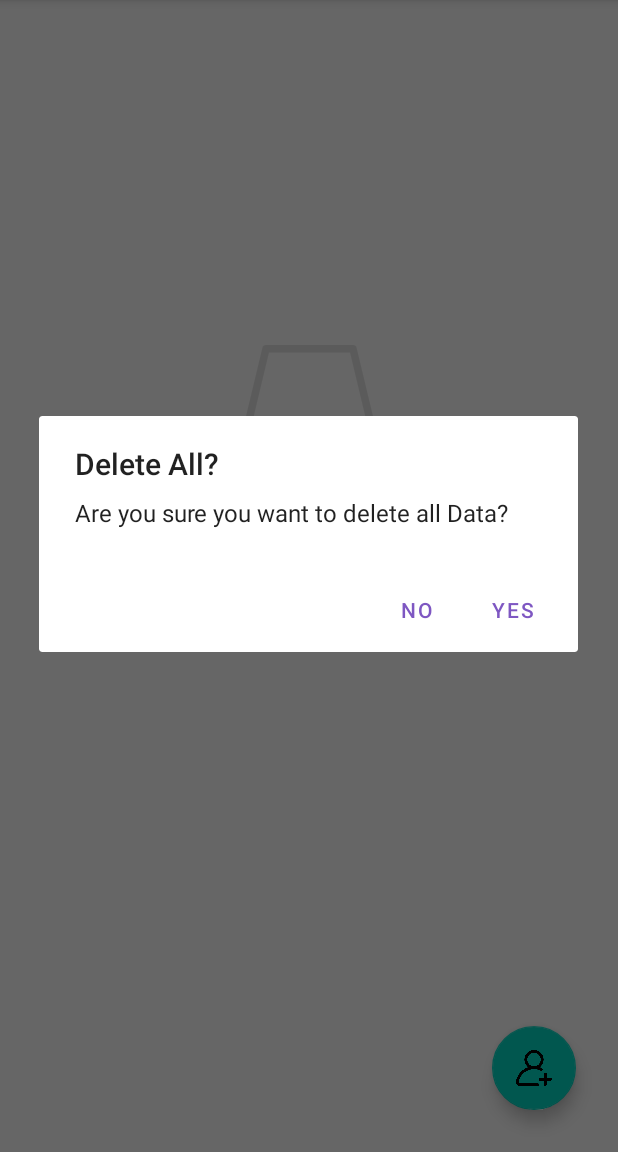
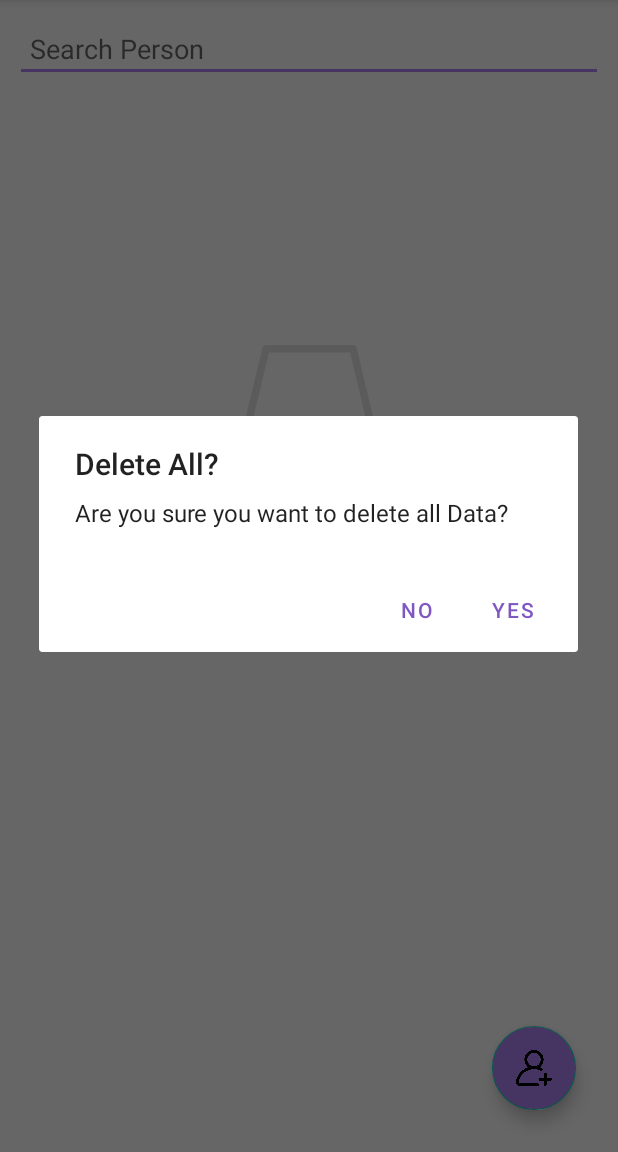
Before and after one commit to Kritima/Phone-Book, an Android app: the screen it shows after launch (MainActivity), in the options menu, after a tap on "Delete All", on a phone screen of 412 x 824 dp, the part 84-1236 px from its top. Run offline under Robolectric (Android 15) with nearby library versions, the phone set to English and light mode, and no system bars; Roboto replaces fonts that are not available here.

Commit message:
Search Bar added

```diff
--- a/app/src/main/AndroidManifest.xml
+++ b/app/src/main/AndroidManifest.xml
@@ -1,7 +1,6 @@
 <?xml version="1.0" encoding="utf-8"?>
 <manifest xmlns:android="http://schemas.android.com/apk/res/android"
     package="com.lambton.phone_book">
-
     <application
         android:allowBackup="true"
         android:icon="@mipmap/ic_launcher"
--- a/app/src/main/java/com/lambton/phone_book/DetailsActivity.java
+++ b/app/src/main/java/com/lambton/phone_book/DetailsActivity.java
@@ -3,6 +3,7 @@ package com.lambton.phone_book;
 import androidx.appcompat.app.AppCompatActivity;
 
 
+import android.content.Intent;
 import android.os.Bundle;
 import android.view.View;
 import android.widget.Button;
@@ -53,7 +54,8 @@ public class DetailsActivity extends AppCompatActivity {
                         String ar = area.getText().toString();
                         MyDatabaseHelper myDB = new MyDatabaseHelper(DetailsActivity.this);
                         myDB.addContact(fn, ln, addr, ct, pv, pc, em, pn, ar);
-                        finish();
+                        Intent intent = new Intent(DetailsActivity.this, MainActivity.class);
+                        startActivity(intent);
 
                     }
                 });
--- a/app/src/main/java/com/lambton/phone_book/MainActivity.java
+++ b/app/src/main/java/com/lambton/phone_book/MainActivity.java
@@ -10,16 +10,19 @@ import android.content.DialogInterface;
 import android.content.Intent;
 import android.database.Cursor;
 import android.os.Bundle;
+import android.text.Editable;
 import android.view.Menu;
 import android.view.MenuInflater;
 import android.view.MenuItem;
 import android.view.View;
+import android.widget.EditText;
 import android.widget.ImageView;
 import android.widget.TextView;
 
 import com.google.android.material.floatingactionbutton.FloatingActionButton;
 
 import java.util.ArrayList;
+import java.util.List;
 
 public class MainActivity extends AppCompatActivity {
 
@@ -27,6 +30,7 @@ public class MainActivity extends AppCompatActivity {
     FloatingActionButton add_button;
     ImageView empty_imageview;
     TextView no_data;
+    EditText search;
 
     MyDatabaseHelper myDB;
     ArrayList<String> contact_id, contact_firstName, contact_lastName, contact_address, contact_city, contact_province, contact_postalCode, contact_email,
@@ -69,6 +73,8 @@ public class MainActivity extends AppCompatActivity {
                 contact_phone, contact_area );
         recyclerView.setAdapter(contactAdapter);
         recyclerView.setLayoutManager(new LinearLayoutManager(MainActivity.this));
+
+
     }
 
     @Override
--- a/app/src/main/res/layout/activity_main.xml
+++ b/app/src/main/res/layout/activity_main.xml
@@ -6,6 +6,21 @@
     android:layout_width="match_parent"
     android:layout_height="match_parent"
     tools:context=".MainActivity">
+
+    <EditText
+        android:id="@+id/editSearch4"
+        android:layout_width="0dp"
+        android:layout_height="wrap_content"
+        android:layout_margin="10dp"
+        android:layout_marginStart="265dp"
+        android:layout_marginEnd="265dp"
+        android:hint="Search Person"
+        android:padding="10dp"
+        android:textAppearance="@style/TextAppearance.AppCompat.Medium"
+        android:textColor="@color/colorPrimary"
+        app:layout_constraintEnd_toEndOf="parent"
+        app:layout_constraintStart_toStartOf="parent"
+        app:layout_constraintTop_toTopOf="parent" />
 
     <com.google.android.material.floatingactionbutton.FloatingActionButton
         android:id="@+id/add_button"
@@ -16,19 +31,20 @@
         android:layout_marginBottom="28dp"
         android:clickable="true"
         android:focusable="true"
+        android:backgroundTint="@color/colorAccent"
         app:layout_constraintBottom_toBottomOf="parent"
         app:layout_constraintEnd_toEndOf="parent"
         app:srcCompat="@drawable/addcontact" />
 
     <androidx.recyclerview.widget.RecyclerView
         android:id="@+id/recyclerView"
+        android:layout_width="match_parent"
+        android:layout_height="match_parent"
         android:paddingTop="?attr/actionBarSize"
-        android:layout_width="409dp"
-        android:layout_height="729dp"
         app:layout_constraintBottom_toBottomOf="parent"
         app:layout_constraintEnd_toEndOf="parent"
         app:layout_constraintStart_toStartOf="parent"
-        app:layout_constraintTop_toTopOf="parent" />
+        app:layout_constraintTop_toBottomOf="@+id/editSearch4" />
 
     <ImageView
         android:id="@+id/empty_imageview"
```
